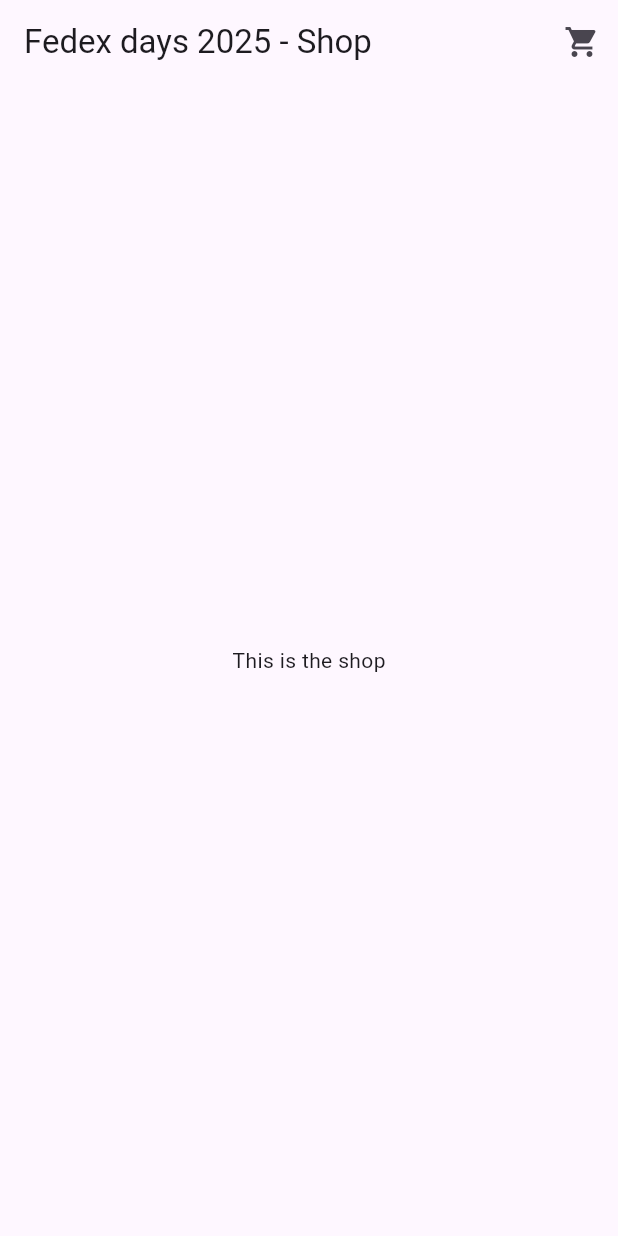
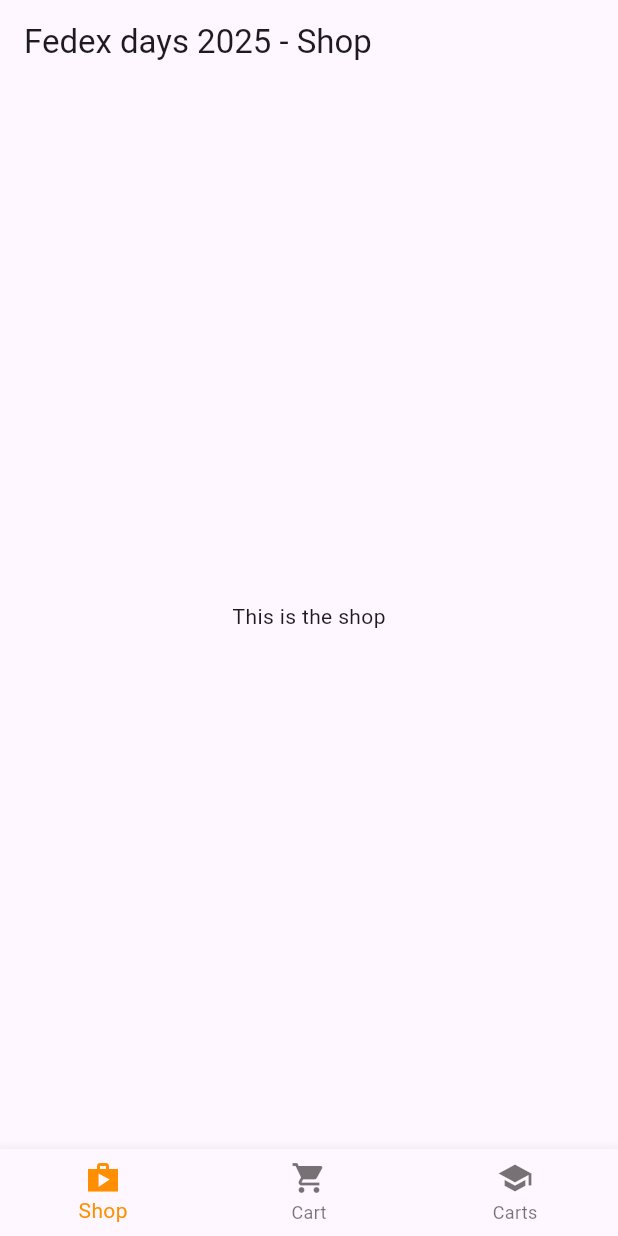
Before and after one commit to balazs1396/fedex_2025_shop, a Flutter app: the screen it shows after launch, on a phone screen of 412 x 824 dp. Run offline on Flutter 3.47's test engine with Material 3 defaults, Android fonts, the phone set to English and light mode, and no system bars.

Commit message:
Adds bottom navigation bar
Introduces a bottom navigation bar to switch between the shop and the cart.

Removes the cart icon button from the shop screen.
Changes the cart title to 'My cart'.

```diff
--- /dev/null
+++ b/lib/app_container.dart
@@ -0,0 +1,45 @@
+import 'package:fedex_2025_shop/cart.dart';
+import 'package:fedex_2025_shop/shop.dart';
+import 'package:flutter/material.dart';
+
+class AppContainer extends StatefulWidget {
+  const AppContainer({super.key});
+
+  @override
+  State<StatefulWidget> createState() => _AppContainerState();
+}
+
+class _AppContainerState extends State<AppContainer> {
+  int _selectedIndex = 0;
+
+  static const List<Widget> _widgetOptions = <Widget>[
+    ShopScreen(),
+    CartScreen(),
+  ];
+
+  void _onItemTapped(int index) {
+    setState(() {
+      _selectedIndex = index;
+    });
+  }
+
+  @override
+  Widget build(BuildContext context) {
+    return Scaffold(
+      body: Center(child: _widgetOptions.elementAt(_selectedIndex)),
+      bottomNavigationBar: BottomNavigationBar(
+        items: const <BottomNavigationBarItem>[
+          BottomNavigationBarItem(icon: Icon(Icons.shop_sharp), label: 'Shop'),
+          BottomNavigationBarItem(
+            icon: Icon(Icons.shopping_cart),
+            label: 'Cart',
+          ),
+          BottomNavigationBarItem(icon: Icon(Icons.school), label: 'Carts'),
+        ],
+        currentIndex: _selectedIndex,
+        selectedItemColor: Colors.amber[800],
+        onTap: _onItemTapped,
+      ),
+    );
+  }
+}
--- a/lib/cart.dart
+++ b/lib/cart.dart
@@ -7,7 +7,7 @@
   @override
   Widget build(BuildContext context) {
     return Scaffold(
-      appBar: AppBar(title: Text('Cart')),
+      appBar: AppBar(title: Text('My cart')),
       body: Center(
         child: const Text('This is my cart'),
       ),
--- a/lib/main.dart
+++ b/lib/main.dart
@@ -1,3 +1,4 @@
+import 'package:fedex_2025_shop/app_container.dart';
 import 'package:fedex_2025_shop/cart.dart';
 import 'package:fedex_2025_shop/shop.dart';
 import 'package:flutter/material.dart';
@@ -13,7 +14,7 @@
   @override
   Widget build(BuildContext context) {
     return MaterialApp(
-      home: ShopScreen(),
+      home: AppContainer(),
       routes: {
         ShopScreen.route: (context) => ShopScreen(),
         CartScreen.route: (context) => CartScreen(),
--- a/lib/shop.dart
+++ b/lib/shop.dart
@@ -9,16 +9,7 @@
   Widget build(BuildContext context) {
     return Scaffold(
       appBar: AppBar(
-        title: const Text('Fedex days 2025 - Shop'),
-        actions: [
-          IconButton(
-            onPressed: () {
-              Navigator.pushNamed(context, CartScreen.route);
-            },
-            icon: const Icon(Icons.shopping_cart),
-          ),
-        ],
-      ),
+        title: const Text('Fedex days 2025 - Shop'),),
       body: Center(child: const Text('This is the shop')),
     );
   }
```
